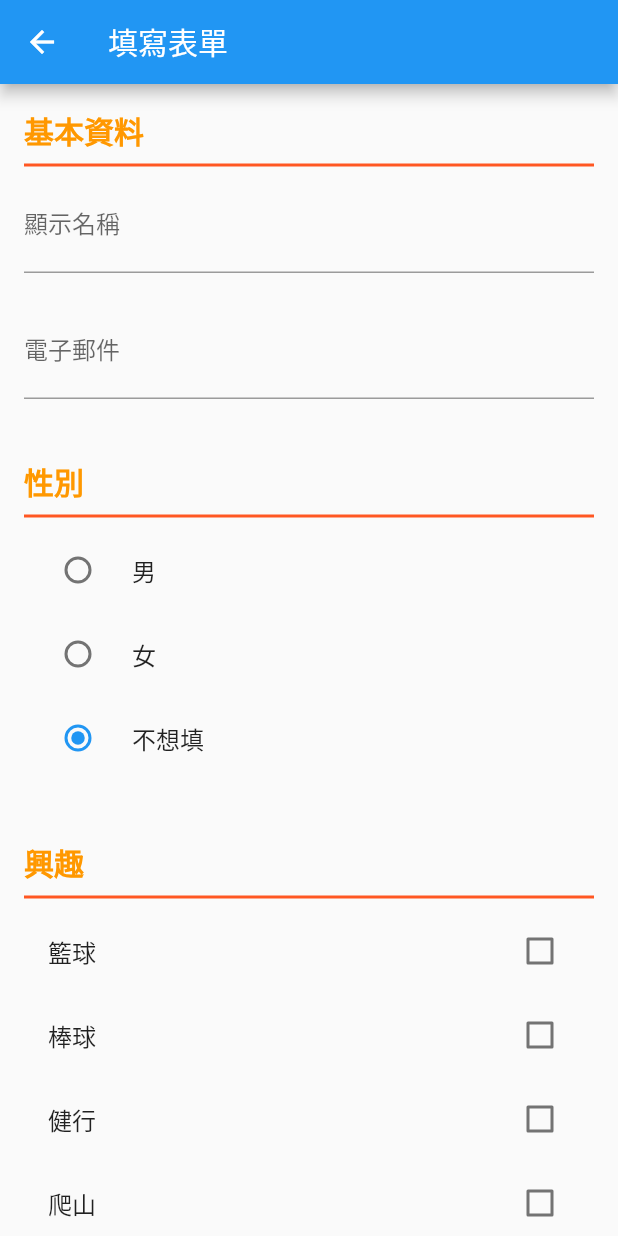
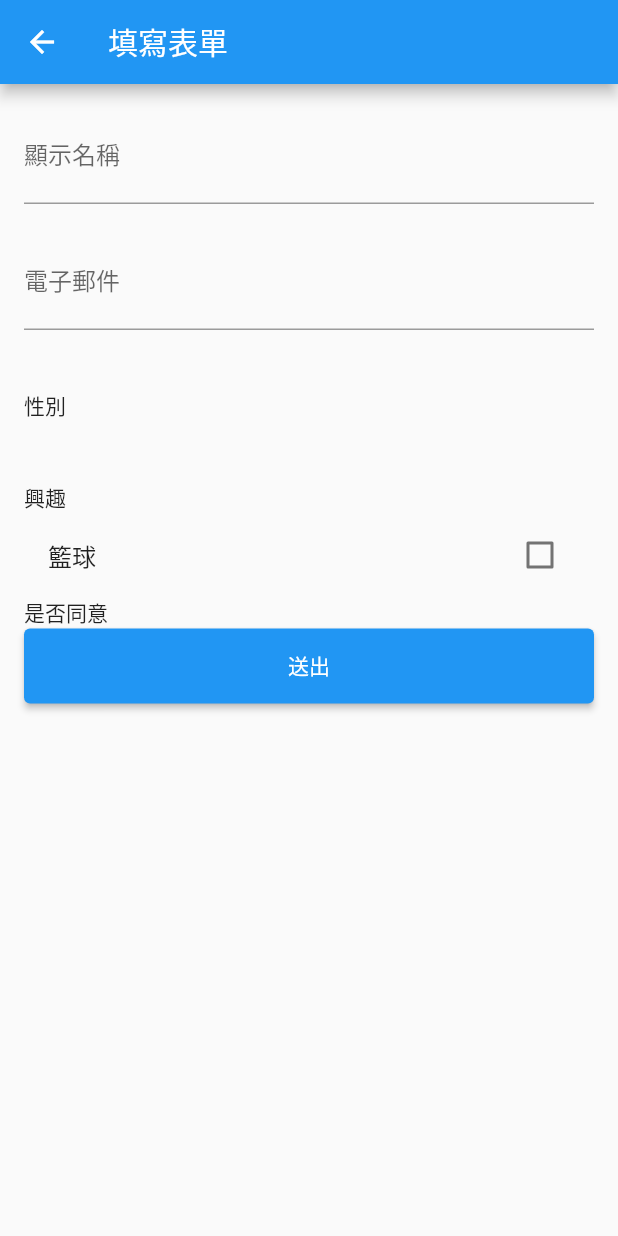
Before and after one commit to mosil-sutdio-hotai-coursera-2023/demo-form, a Flutter app: the screen it shows after launch, after a tap on "填寫表單", on a phone screen of 412 x 824 dp. Run offline on Flutter 3.47's test engine with Material 2 defaults, Android fonts, the phone set to English and light mode, and no system bars; our stand-ins replace shared_preferences.

Commit message:
初始化調整

```diff
--- a/lib/main.dart
+++ b/lib/main.dart
@@ -1,11 +1,8 @@
 import 'package:deom_form/ui/home_page.dart';
-import 'package:deom_form/utils/preferences.dart';
 import 'package:flutter/material.dart';
 
 Future<void> main() async {
   // 在非同步的呼叫時，需確保 Flutter framework 有被叫起才往下執行。
-  WidgetsFlutterBinding.ensureInitialized();
-  await Preferences.init();
   runApp(const FormDemoApp());
 }
 
--- a/lib/ui/form_page.dart
+++ b/lib/ui/form_page.dart
@@ -28,13 +28,12 @@ class _FormPageState extends State<FormPage> {
       ),
       body: Form(
         key: _formKey,
-        child: SingleChildScrollView(
         child: Padding(
           padding: const EdgeInsets.all(16.0),
           child: Column(
             crossAxisAlignment: CrossAxisAlignment.start,
             children: [
-                const LabelWidget("基本資料"),
+              //
               TextFormField(
                 controller: _displayNameController,
                 validator: (value) {
@@ -77,52 +76,8 @@ class _FormPageState extends State<FormPage> {
                   });
                 },
               ),
-                CheckboxListTile(
-                  title: Text(HabitOption.baseball.text),
-                  value: model.isBaseball,
-                  onChanged: (value) {
-                    setState(() {
-                      model.isBaseball = value ?? false;
-                    });
-                  },
-                ),
-                CheckboxListTile(
-                  title: Text(HabitOption.hiking.text),
-                  value: model.isHiking,
-                  onChanged: (value) {
-                    setState(() {
-                      model.isHiking = value ?? false;
-                    });
-                  },
-                ),
-                CheckboxListTile(
-                  title: Text(HabitOption.mountaineering.text),
-                  value: model.isMountaineering,
-                  onChanged: (value) {
-                    setState(() {
-                      model.isMountaineering = value ?? false;
-                    });
-                  },
-                ),
-                CheckboxListTile(
-                  title: Text(HabitOption.swim.text),
-                  value: model.isSwim,
-                  onChanged: (value) {
-                    setState(() {
-                      model.isSwim = value ?? false;
-                    });
-                  },
-                ),
-                SwitchListTile(
-                  title: const Text("是否同意"),
-                  controlAffinity: ListTileControlAffinity.leading,
-                  value: model.isAgree,
-                  onChanged: (value) {
-                    setState(() {
-                      model.isAgree = value;
-                    });
-                  },
-                ),
+              // 加入 CheckBox
+              const Text("是否同意"), // 改用 Switch
               ElevatedButton(
                 onPressed: () {
                   if (!_formKey.currentState!.validate()) {
@@ -153,23 +108,13 @@ class _FormPageState extends State<FormPage> {
           ),
         ),
       ),
-      ),
     );
   }
 
   /// 建立 Radio 的畫面
   List<Widget> _buildRadio() {
     List<Widget> list = [];
-    for (GenderOption option in GenderOption.values) {
-      list.add(
-        RadioListTile(
-          title: Text(option.text),
-          value: option,
-          groupValue: model.gender,
-          onChanged: (value) => _handleRadioChange(value!),
-        ),
-      );
-    }
+    // 補上回圈
     return list;
   }
   /// Radio 產生變化的設定
@@ -188,28 +133,6 @@ class _FormPageState extends State<FormPage> {
 
   /// 使用 Dialog 來顯示錯誤訊息
   void _showAgree(BuildContext context) {
-    showDialog(
-      context: context,
-      builder: (context) {
-        return AlertDialog(
-          title: const Text(
-            "提示",
-            style: TextStyle(color: Colors.red),
-          ),
-          content: const Text("尚未勾選同意"),
-          actions: [
-            OutlinedButton(
-              onPressed: () {
-                Navigator.of(context).pop();
-              },
-              style: OutlinedButton.styleFrom(
-                side: const BorderSide(color: Colors.blue),
-              ),
-              child: const Text("關閉"),
-            ),
-          ],
-        );
-      },
-    );
+    // 跳 AlterDialog
   }
 }
--- a/lib/ui/home_page.dart
+++ b/lib/ui/home_page.dart
@@ -15,7 +15,7 @@ class _HomePageState extends State<HomePage> {
   @override
   void initState() {
     super.initState();
-    _setInfo();
+    // 加入執行
   }
 
   @override
@@ -36,15 +36,13 @@ class _HomePageState extends State<HomePage> {
                 );
 
                 if (result != null && result) {
-                  _setInfo();
+                  // 加入執行
                 }
               },
               child: const Text("填寫表單"),
             ),
             TextButton(
               onPressed: () {
-                Preferences.clear();
-                _setInfo();
               },
               child: const Text("清除資料"),
             ),
@@ -53,14 +51,4 @@ class _HomePageState extends State<HomePage> {
       ),
     );
   }
-
-  /// 呈現資料
-  _setInfo() {
-    String name = Preferences.getString("name", "");
-    if (name.isNotEmpty) {
-      setState(() {
-        text = "您的名稱是：$name\n您的 email 是 ${Preferences.getString("email", "")}";
-      });
-    }
-  }
 }
--- a/lib/widgets/label_widget.dart
+++ b/lib/widgets/label_widget.dart
@@ -6,21 +6,9 @@ class LabelWidget extends StatelessWidget {
 
   @override
   Widget build(BuildContext context) {
-    return Column(
-      crossAxisAlignment: CrossAxisAlignment.start,
-      children: [
-        Text(
-          label,
-          style: const TextStyle(
-              fontWeight: FontWeight.bold,
-              fontSize: 20.0,
-              color: Colors.orange),
-        ),
-        const Divider(
-          thickness: 2.0,
-          color: Colors.deepOrange,
-        ),
-      ],
+    // 標題的寫法
+    return Container(
+      child: Text(label),
     );
   }
 }
```
Also changed, not shown: lib/ui/form_result_page.dart (+1 -30 lines). Lines whose indentation alone changed are shown as unchanged.
